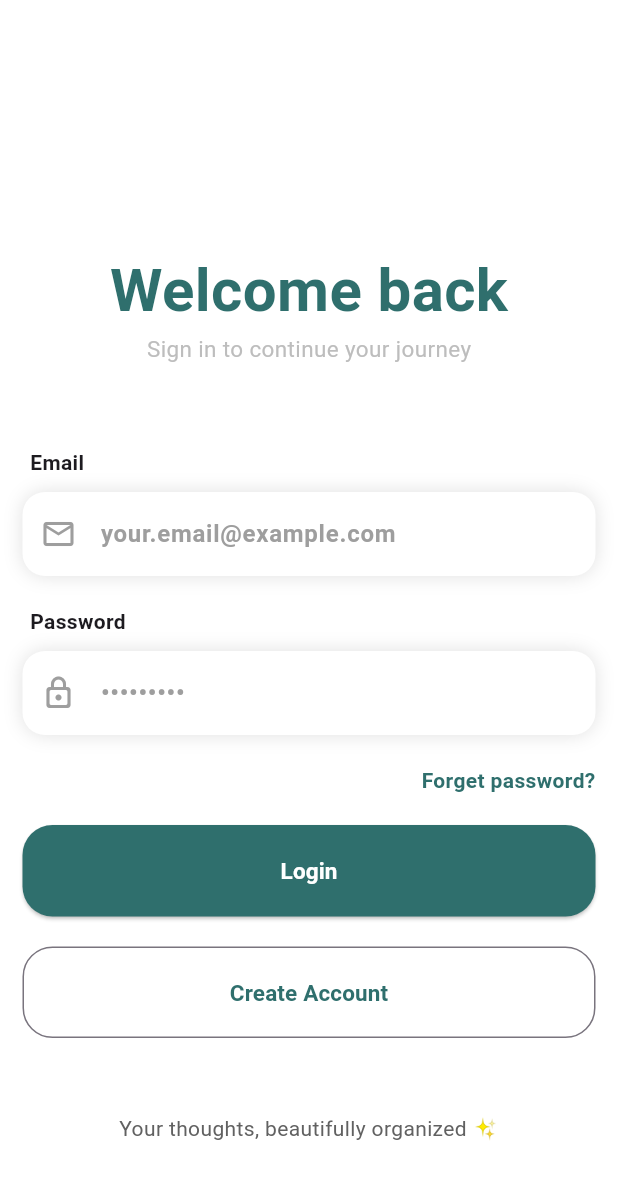
After one commit to abdaladarwesh/NotesApp, a Flutter app: the LoginPage screen opened directly, on a phone screen of 412 x 824 dp. The commit adds this screen. Shown: the top 1179 px of the screen. Run offline on Flutter 3.47's test engine with Material 3 defaults, Android fonts, the phone set to English and light mode, and no system bars.

Commit message:
Add login_page.dart

```diff
--- a/lib/main.dart
+++ b/lib/main.dart
@@ -2,6 +2,7 @@ import 'package:flutter/material.dart';
 import 'package:notes_app/pages/create_note_page.dart';
 import 'package:notes_app/pages/favorites_page.dart';
 import 'package:notes_app/pages/home_page.dart';
+import 'package:notes_app/pages/login_page.dart';
 import 'package:notes_app/pages/profile_page.dart';
 import 'package:notes_app/pages/search_page.dart';
 
--- /dev/null
+++ b/lib/pages/login_page.dart
@@ -0,0 +1,248 @@
+import 'package:flutter/material.dart';
+
+class LoginPage extends StatelessWidget {
+  const LoginPage({Key? key}) : super(key: key);
+
+  @override
+  Widget build(BuildContext context) {
+    return Scaffold(
+      backgroundColor: Colors.white,
+      body: Container(
+        margin: EdgeInsets.all(15),
+        child: Column(
+          crossAxisAlignment: CrossAxisAlignment.stretch,
+          children: [
+            Container(
+              margin: EdgeInsets.fromLTRB(15, 150, 15, 15),
+              child: Column(
+                children: [
+                  Text(
+                    "Welcome back",
+                    style: TextStyle(
+                      color: Color.fromRGBO(47, 111, 109, 1),
+                      fontSize: 40,
+                      fontWeight: FontWeight.w600,
+                    ),
+                  ),
+                  Text(
+                    "Sign in to continue your journey",
+                    style: TextStyle(color: Colors.grey.shade400, fontSize: 15),
+                  ),
+                ],
+              ),
+            ),
+            SizedBox(height: 40),
+            Expanded(
+              child: Form(
+                child: Column(
+                  crossAxisAlignment: CrossAxisAlignment.start,
+                  spacing: 20,
+                  children: [
+                    Column(
+                      crossAxisAlignment: CrossAxisAlignment.start,
+                      spacing: 10,
+                      children: [
+                        Container(
+                          margin: EdgeInsets.symmetric(horizontal: 5),
+                          child: Text(
+                            "Email",
+                            style: TextStyle(fontWeight: FontWeight.bold),
+                          ),
+                        ),
+                        Container(
+                          decoration: BoxDecoration(
+                            color: Colors.white,
+                            borderRadius: BorderRadius.circular(15),
+                            boxShadow: [
+                              BoxShadow(
+                                color: Colors.grey.shade300,
+                                blurRadius: 10,
+                                offset: Offset(0, 0),
+                              ),
+                            ],
+                          ),
+                          child: TextFormField(
+                            keyboardType: TextInputType.emailAddress,
+                            decoration: InputDecoration(
+                              prefixIcon: Icon(
+                                Icons.email_outlined,
+                                color: Colors.grey.shade500,
+                              ),
+                              focusedBorder: OutlineInputBorder(
+                                borderRadius: BorderRadius.circular(15),
+                                borderSide: BorderSide(
+                                  color: Color.fromRGBO(47, 111, 109, 255),
+                                ),
+                              ),
+
+                              enabledBorder: OutlineInputBorder(
+                                borderRadius: BorderRadius.circular(15),
+                                borderSide: BorderSide(
+                                  color: Color.fromRGBO(47, 111, 109, 0),
+                                ),
+                              ),
+                              hintText: "your.email@example.com",
+                              hintStyle: TextStyle(
+                                fontSize: 16,
+                                fontWeight: FontWeight.w600,
+                                color: Colors.grey.shade500,
+                              ),
+                              border: OutlineInputBorder(
+                                borderRadius: BorderRadius.circular(15),
+                                borderSide: BorderSide(
+                                  color: Color.fromRGBO(47, 111, 109, 255),
+                                ),
+                              ),
+                            ),
+                          ),
+                        ),
+                      ],
+                    ), // Email
+
+                    Column(
+                      crossAxisAlignment: CrossAxisAlignment.start,
+                      spacing: 10,
+                      children: [
+                        Container(
+                          margin: EdgeInsets.symmetric(horizontal: 5),
+                          child: Text(
+                            "Password",
+                            style: TextStyle(fontWeight: FontWeight.bold),
+                          ),
+                        ),
+                        Container(
+                          decoration: BoxDecoration(
+                            color: Colors.white,
+                            borderRadius: BorderRadius.circular(15),
+                            boxShadow: [
+                              BoxShadow(
+                                color: Colors.grey.shade300,
+                                blurRadius: 10,
+                                offset: Offset(0, 0),
+                              ),
+                            ],
+                          ),
+                          child: TextFormField(
+                            obscureText: true,
+                            keyboardType: TextInputType.visiblePassword,
+                            decoration: InputDecoration(
+                              focusedBorder: OutlineInputBorder(
+                                borderRadius: BorderRadius.circular(15),
+                                borderSide: BorderSide(
+                                  color: Color.fromRGBO(47, 111, 109, 255),
+                                ),
+                              ),
+
+                              enabledBorder: OutlineInputBorder(
+
+                                borderRadius: BorderRadius.circular(15),
+                                borderSide: BorderSide(
+                                  color: Color.fromRGBO(47, 111, 109, 0),
+                                ),
+                              ),
+                              prefixIcon: Icon(
+                                Icons.lock_outline_rounded,
+                                color: Colors.grey.shade500,
+                              ),
+                              hintText: "•••••••••",
+                              hintStyle: TextStyle(
+                                fontSize: 16,
+                                fontWeight: FontWeight.w600,
+                                color: Colors.grey.shade500,
+                              ),
+                              border: OutlineInputBorder(
+                                borderRadius: BorderRadius.circular(15),
+                                borderSide: BorderSide(
+                                  color: Color.fromRGBO(47, 111, 109, 255),
+                                ),
+                              ),
+                            ),
+                          ),
+                        ),
+                      ],
+                    ), // Password
+
+                    Row(
+                      mainAxisAlignment: MainAxisAlignment.end,
+                      children: [
+                        Text(
+                          "Forget password?",
+                          style: TextStyle(
+                            color: Color.fromRGBO(47, 111, 109, 1),
+                            fontWeight: FontWeight.bold,
+                          ),
+                        ),
+                      ],
+                    ), // Forget password
+
+                    Row(
+                      children: [
+                        Expanded(
+                          child: ElevatedButton(
+                            onPressed: () {},
+                            style: ElevatedButton.styleFrom(
+                              padding: EdgeInsets.symmetric(vertical: 20),
+                              shape: RoundedRectangleBorder(
+                                borderRadius: BorderRadius.circular(20),
+                              ),
+                              backgroundColor: Color.fromRGBO(47, 111, 109, 1),
+                            ),
+                            child: Text(
+                              "Login",
+                              style: TextStyle(
+                                color: Colors.white,
+                                fontSize: 15,
+                                fontWeight: FontWeight.bold,
+                              ),
+                            ),
+                          ),
+                        ), // Login Button
+                      ],
+                    ),
+                    Row(
+                      children: [
+                        Expanded(
+                          child: OutlinedButton(
+
+                            onPressed: () {},
+                            style: OutlinedButton.styleFrom(
+                              padding: EdgeInsets.symmetric(vertical: 20),
+
+                              backgroundColor: Colors.white,
+                              shape: RoundedRectangleBorder(
+                                borderRadius: BorderRadius.circular(20),
+                              ),
+                            ),
+                            child: Text(
+                              "Create Account",
+                              style: TextStyle(
+                                color: Color.fromRGBO(47, 111, 109, 1),
+                                fontSize: 15,
+                                fontWeight: FontWeight.bold,
+                              ),
+                            ),
+                          ),
+                        ),
+                      ],
+                    ),
+
+                    SizedBox(height: 10,),
+
+                    Row(
+                      mainAxisAlignment: MainAxisAlignment.center,
+                      children: [
+                        Text("Your thoughts, beautifully organized ✨", style: TextStyle(
+                          color: Colors.grey.shade700
+                        ),)
+                      ],
+                    )
+                  ],
+                ),
+              ),
+            ),
+          ],
+        ),
+      ),
+    );
+  }
+}
```
